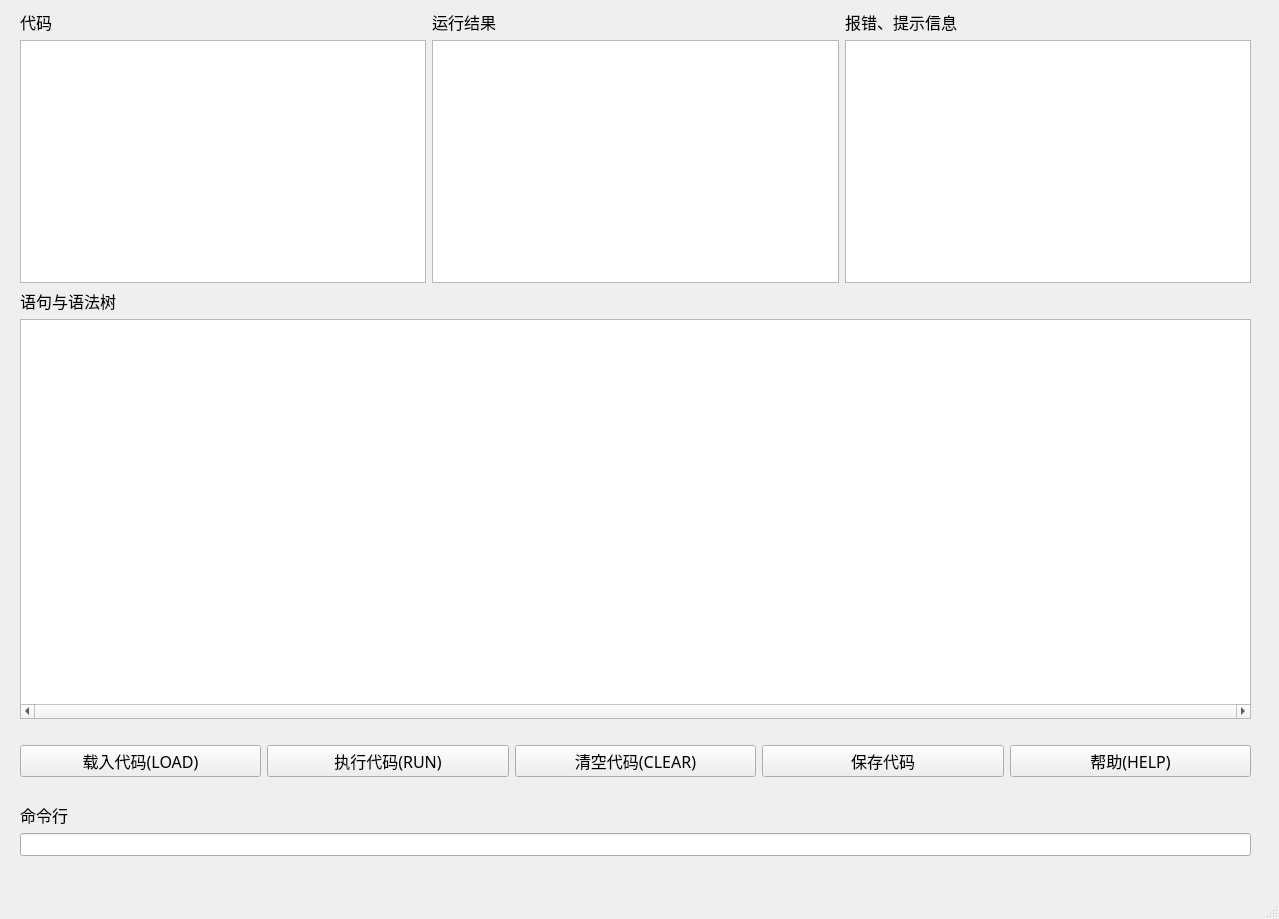
First picture: the form in mainwindow.ui, repository Gun9niR/Basic, before the edit.
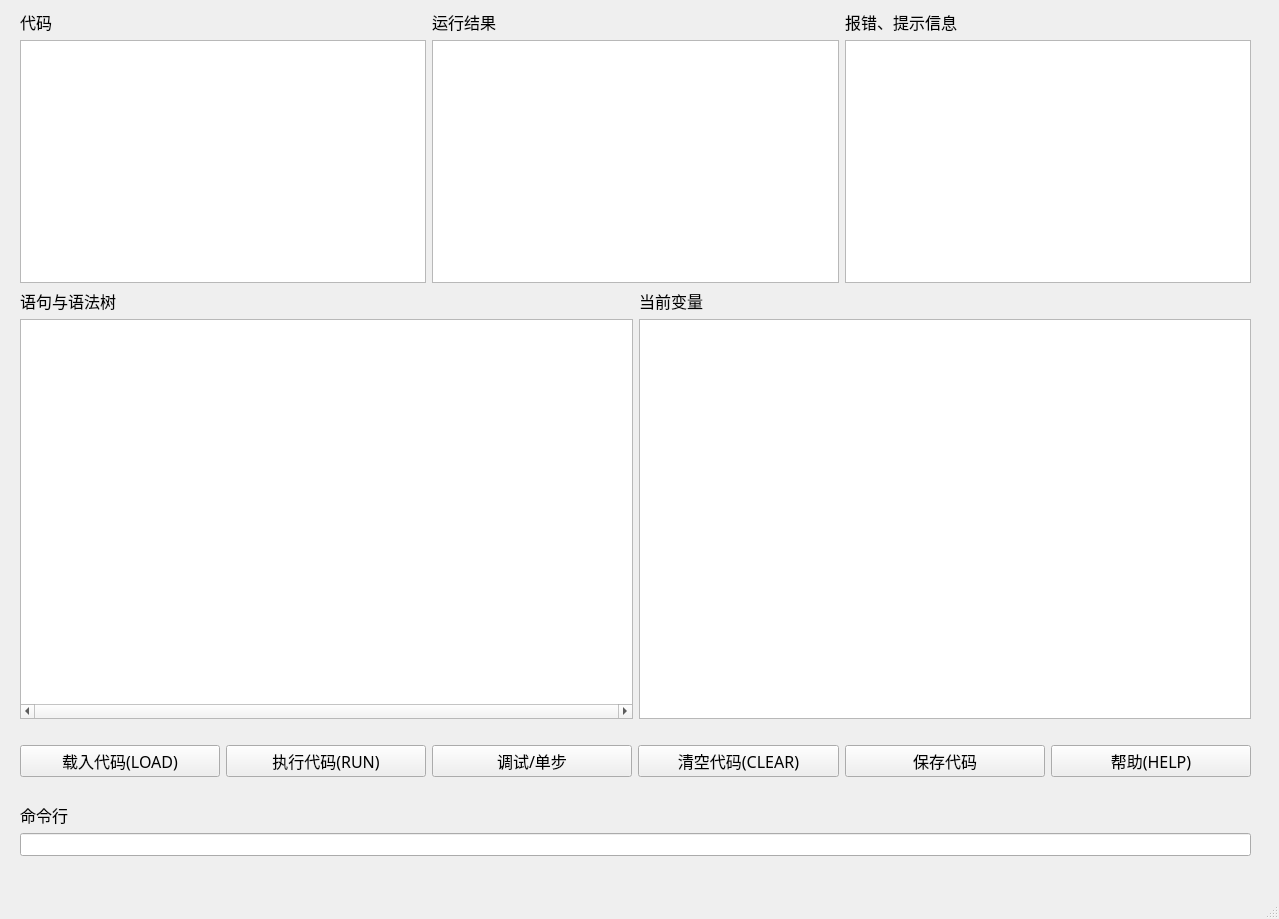
Second picture: the form after the edit.

Patch:
```diff
--- a/mainwindow.ui
+++ b/mainwindow.ui
@@ -131,9 +131,11 @@
       </layout>
      </item>
      <item>
-      <layout class="QVBoxLayout" name="verticalLayout_2">
+      <layout class="QHBoxLayout" name="horizontalLayout_2">
        <item>
-        <widget class="QLabel" name="label_3">
+        <layout class="QVBoxLayout" name="verticalLayout_7">
+         <item>
+          <widget class="QLabel" name="statementLabel">
          <property name="font">
           <font>
            <family>等线 Light</family>
@@ -170,6 +172,32 @@
          </property>
         </widget>
        </item>
+        </layout>
+       </item>
+       <item>
+        <layout class="QVBoxLayout" name="verticalLayout_8">
+         <item>
+          <widget class="QLabel" name="environmentLabel">
+           <property name="font">
+            <font>
+             <family>等线 Light</family>
+             <pointsize>12</pointsize>
+            </font>
+           </property>
+           <property name="text">
+            <string>当前变量</string>
+           </property>
+          </widget>
+         </item>
+         <item>
+          <widget class="QTextBrowser" name="environmentDisplay"/>
+         </item>
+        </layout>
+       </item>
+      </layout>
+     </item>
+     <item>
+      <layout class="QVBoxLayout" name="verticalLayout_2">
        <item>
         <layout class="QHBoxLayout" name="horizontalLayout_3">
          <property name="topMargin">
@@ -204,6 +232,19 @@
            </property>
           </widget>
          </item>
+         <item>
+          <widget class="QPushButton" name="debugButton">
+           <property name="font">
+            <font>
+             <family>等线 Light</family>
+             <pointsize>12</pointsize>
+            </font>
+           </property>
+           <property name="text">
+            <string>调试/单步</string>
+           </property>
+          </widget>
+         </item>
          <item>
           <widget class="QPushButton" name="clearButton">
            <property name="font">
```
Left out of the diff: 11 changed lines with no effect on the pictures. Lines whose indentation alone changed are shown as unchanged.
